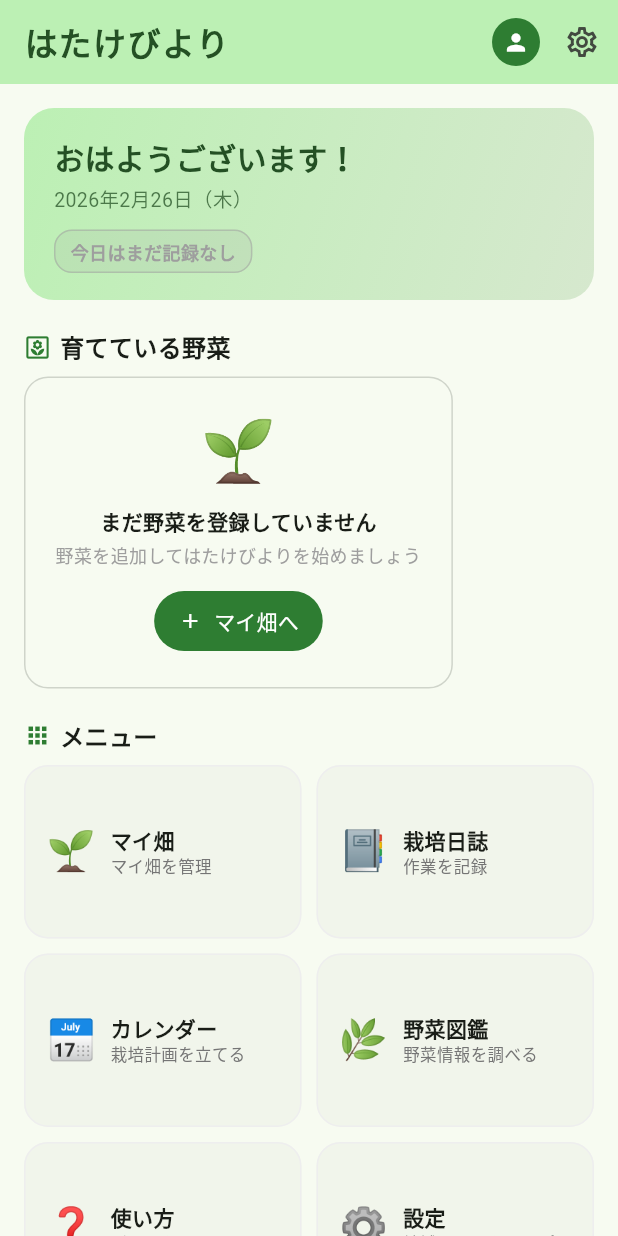
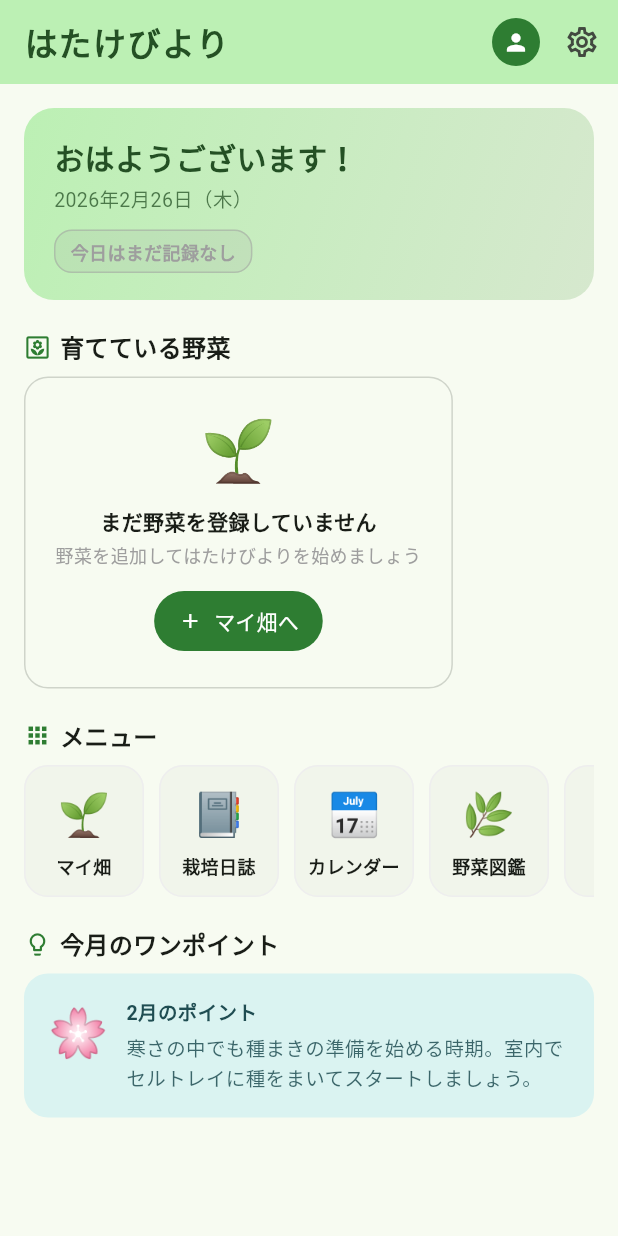
Before and after one commit to morikun1030/hatakebiyori, a Flutter app: the screen it shows once a user with an empty profile is signed in, after a tap on "次へ", after a tap on "スキップ", on a phone screen of 412 x 824 dp. Run offline on Flutter 3.47's test engine with Material 3 defaults, Android fonts, the phone set to English and light mode, and no system bars; our stand-ins replace cloud_firestore, file_picker, firebase_auth, firebase_core, google_sign_in, image_picker and 1 more; missing offline and left inert: dart:html; accounts and stored records are empty; statements that could not run were skipped.

Commit message:
Change home menu from grid to horizontal scroll row
Co-Authored-By: Claude Sonnet 4.6 <noreply@anthropic.com>

```diff
--- a/lib/screens/new_home_screen.dart
+++ b/lib/screens/new_home_screen.dart
@@ -473,19 +473,14 @@ class _FeatureCardGrid extends StatelessWidget {
       _FeatureItem('⚙️', '設定', '地域・バックアップ', onSettings),
     ];
 
-    return LayoutBuilder(
-      builder: (context, constraints) {
-        final cols = constraints.maxWidth > 400 ? 3 : 2;
-        return GridView.count(
-          shrinkWrap: true,
-          physics: const NeverScrollableScrollPhysics(),
-          crossAxisCount: cols,
-          mainAxisSpacing: 10,
-          crossAxisSpacing: 10,
-          childAspectRatio: cols == 3 ? 1.4 : 1.6,
-          children: items.map((item) => _FeatureCard(item: item)).toList(),
-        );
-      },
+    return SizedBox(
+      height: 88,
+      child: ListView.separated(
+        scrollDirection: Axis.horizontal,
+        itemCount: items.length,
+        separatorBuilder: (_, __) => const SizedBox(width: 10),
+        itemBuilder: (_, i) => _FeatureCard(item: items[i]),
+      ),
     );
   }
 }
@@ -515,33 +510,22 @@ class _FeatureCard extends StatelessWidget {
         onTap: item.onTap,
         borderRadius: BorderRadius.circular(16),
         child: Container(
-          padding: const EdgeInsets.symmetric(horizontal: 14, vertical: 12),
+          width: 80,
+          padding: const EdgeInsets.symmetric(horizontal: 8, vertical: 10),
           decoration: BoxDecoration(
             borderRadius: BorderRadius.circular(16),
             border: Border.all(color: Colors.grey.shade200),
           ),
-          child: Row(
+          child: Column(
+            mainAxisAlignment: MainAxisAlignment.center,
             children: [
-              Text(item.emoji, style: const TextStyle(fontSize: 26)),
-              const SizedBox(width: 10),
-              Expanded(
-                child: Column(
-                  crossAxisAlignment: CrossAxisAlignment.start,
-                  mainAxisAlignment: MainAxisAlignment.center,
-                  children: [
-                    Text(
-                      item.title,
-                      style: const TextStyle(
-                          fontSize: 14, fontWeight: FontWeight.bold),
-                    ),
-                    Text(
-                      item.subtitle,
-                      style: TextStyle(
-                          fontSize: 11, color: Colors.grey.shade600),
-                      overflow: TextOverflow.ellipsis,
-                    ),
-                  ],
-                ),
+              Text(item.emoji, style: const TextStyle(fontSize: 28)),
+              const SizedBox(height: 6),
+              Text(
+                item.title,
+                style: const TextStyle(
+                    fontSize: 12, fontWeight: FontWeight.bold),
+                textAlign: TextAlign.center,
               ),
             ],
           ),
```
